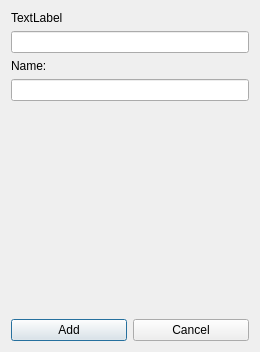
First picture: the form in src/corelayers/addcontactdlg/addcontact.ui, repository euroelessar/qutim, before the edit.
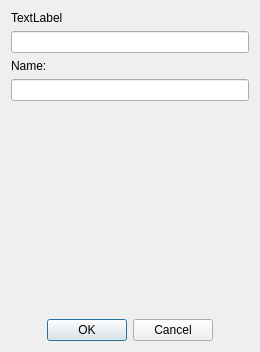
Second picture: the form after the edit.

Commit message: Added hack for minGW

```diff
--- a/src/corelayers/addcontactdlg/addcontact.ui
+++ b/src/corelayers/addcontactdlg/addcontact.ui
@@ -78,22 +78,14 @@
         </spacer>
        </item>
        <item>
-        <layout class="QHBoxLayout" name="horizontalLayout">
-         <item>
-          <widget class="QPushButton" name="okButton">
-           <property name="text">
-            <string>Add</string>
-           </property>
-          </widget>
-         </item>
-         <item>
-          <widget class="QPushButton" name="cancelButton">
-           <property name="text">
-            <string>Cancel</string>
-           </property>
-          </widget>
-         </item>
-        </layout>
+        <widget class="QDialogButtonBox" name="buttonBox">
+         <property name="standardButtons">
+          <set>QDialogButtonBox::Cancel|QDialogButtonBox::Ok</set>
+         </property>
+         <property name="centerButtons">
+          <bool>true</bool>
+         </property>
+        </widget>
        </item>
       </layout>
      </widget>
```
The commit also changes 2 other files.
